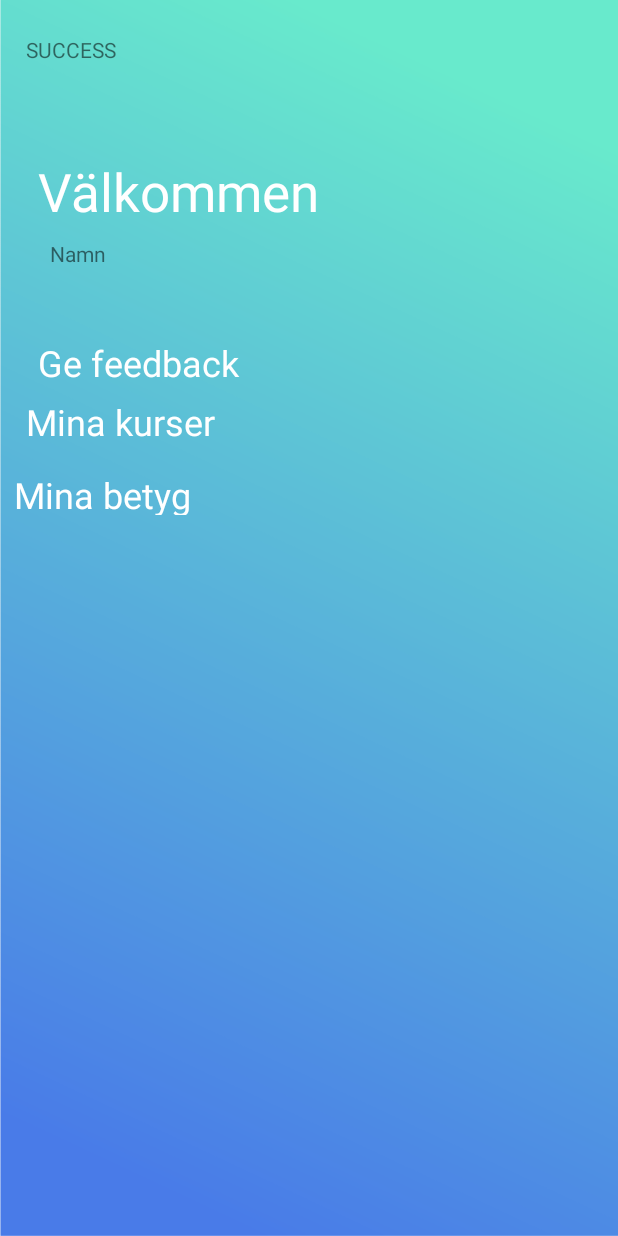
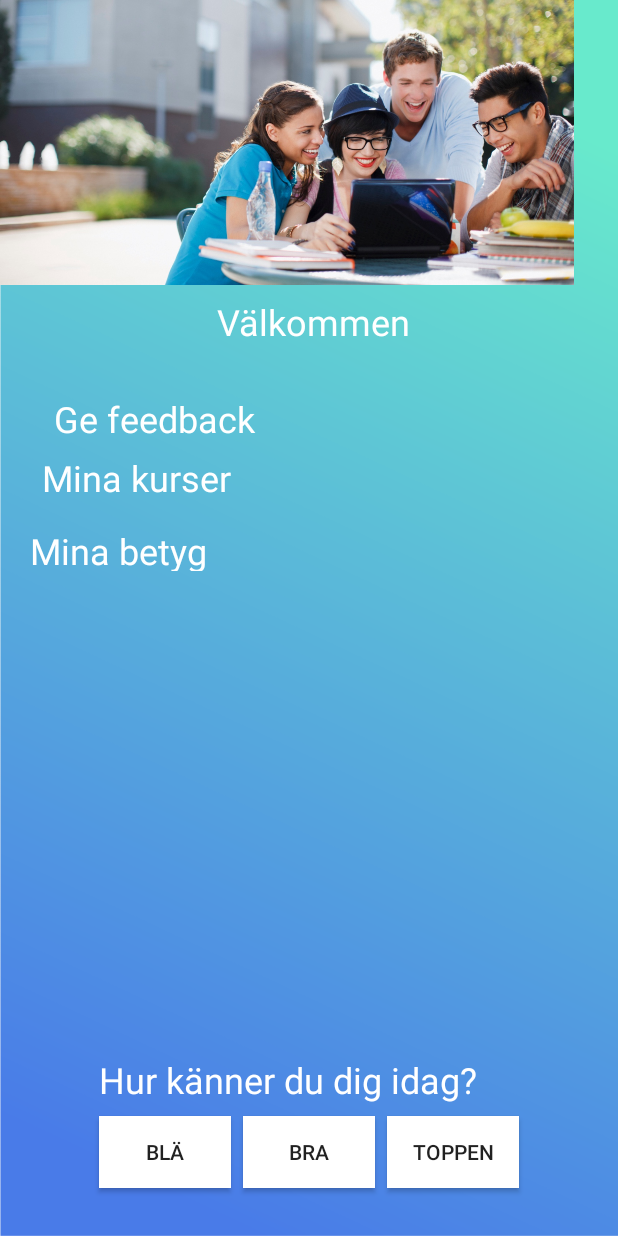
Before and after one commit to NewtonYrkeshogskola/da_scrummerz, an Android app: the screen it shows after launch once a user with an empty profile is signed in (signedInStart), on a phone screen of 412 x 824 dp. Run offline under Robolectric (Android 15) with nearby library versions, the phone set to English and light mode, and no system bars; our stand-ins replace Firebase (no records; nobody signed in at launch, a user with empty details on screens opened directly); 1 statement that could not run was skipped.

Commit message:
Major layout changes, added mood controller

```diff
--- a/Android/Scrummerz/app/src/main/java/se/newton/scrummerz/MainActivity.java
+++ b/Android/Scrummerz/app/src/main/java/se/newton/scrummerz/MainActivity.java
@@ -55,3 +55,6 @@ public class MainActivity extends AppCompatActivity {
         }
     }
 }
+
+
+//TODO: Bättre felhantering vid inloggningsproblem (t.ex. ingen internetanslutning)
--- a/Android/Scrummerz/app/src/main/java/se/newton/scrummerz/login.java
+++ b/Android/Scrummerz/app/src/main/java/se/newton/scrummerz/login.java
@@ -23,12 +23,6 @@ public class login extends AppCompatActivity {
     private FirebaseAuth mAuth;
     private FirebaseAuth.AuthStateListener mAuthListener;
     private String email, password;
-
-    // TODO: Butterknife fungerar inte än, vi får kika mer på det
-    //@BindView(R.id.emailField)      EditText emailField;
-    //@BindView(R.id.passwordField)   EditText passwordField;
-    //@BindView(R.id.loginBtn)        Button loginBtn;
-    //@BindView(R.id.mStatusTextView) TextView mStatusTextView;
 
     Button loginBtn;
     EditText emailField, passwordField;
--- a/Android/Scrummerz/app/src/main/java/se/newton/scrummerz/signedInStart.java
+++ b/Android/Scrummerz/app/src/main/java/se/newton/scrummerz/signedInStart.java
@@ -7,6 +7,7 @@ import android.os.Bundle;
 import android.preference.PreferenceManager;
 import android.support.v7.app.AppCompatActivity;
 import android.view.View;
+import android.widget.Button;
 import android.widget.TextView;
 
 import com.google.firebase.auth.FirebaseAuth;
@@ -16,6 +17,10 @@ import com.google.firebase.database.DatabaseError;
 import com.google.firebase.database.DatabaseReference;
 import com.google.firebase.database.FirebaseDatabase;
 import com.google.firebase.database.ValueEventListener;
+
+import java.text.SimpleDateFormat;
+import java.util.Date;
+import java.util.Locale;
 
 import se.newton.scrummerz.model.Student;
 
@@ -41,7 +46,7 @@ public class signedInStart extends AppCompatActivity {
 
 
 
-        nameTextView = (TextView) findViewById(R.id.nameTextView);
+        nameTextView = (TextView) findViewById(R.id.welcome);
         TextView coursesTextView = (TextView) findViewById(R.id.myCoursesTextView);
 
         coursesTextView.setOnClickListener(new View.OnClickListener() {
@@ -53,6 +58,35 @@ public class signedInStart extends AppCompatActivity {
             }
         });
 
+        Button minus = (Button) findViewById(R.id.minus);
+        Button neutral = (Button) findViewById(R.id.neutral);
+        Button plus = (Button) findViewById(R.id.plus);
+
+        SimpleDateFormat sdf = new SimpleDateFormat("yyyyMMdd", Locale.getDefault());
+        String currentDate = sdf.format(new Date());
+        String classRef = studentInfo.getString("studentClass", "");
+        final DatabaseReference dateData = mRoot.child("feelings").child(classRef).child(currentDate).child(uid);
+
+        minus.setOnClickListener(new View.OnClickListener() {
+            @Override
+            public void onClick(View v) {
+                dateData.setValue(-1);
+            }
+        });
+
+        neutral.setOnClickListener(new View.OnClickListener() {
+            @Override
+            public void onClick(View v) {
+                dateData.setValue(0);
+            }
+        });
+
+        plus.setOnClickListener(new View.OnClickListener() {
+            @Override
+            public void onClick(View v) {
+                dateData.setValue(1);
+            }
+        });
     }
 
     @Override
@@ -66,7 +100,7 @@ public class signedInStart extends AppCompatActivity {
             public void onDataChange(DataSnapshot dataSnapshot) {
 
                 student = dataSnapshot.getValue(Student.class);
-                nameTextView.setText(student.getName());
+                nameTextView.setText("Välkommen " + student.getName());
             }
 
             @Override
--- a/Android/Scrummerz/app/src/main/res/layout/activity_signed_in_start.xml
+++ b/Android/Scrummerz/app/src/main/res/layout/activity_signed_in_start.xml
@@ -6,22 +6,6 @@
     android:layout_height="match_parent"
     android:background="@drawable/bglogin"
     tools:context="se.newton.scrummerz.signedInStart">
-
-    <TextView
-        android:id="@+id/textView2"
-        android:layout_width="wrap_content"
-        android:layout_height="wrap_content"
-        android:text="SUCCESS"
-        app:layout_constraintBottom_toBottomOf="parent"
-        app:layout_constraintLeft_toLeftOf="parent"
-        app:layout_constraintRight_toRightOf="parent"
-        app:layout_constraintTop_toTopOf="parent"
-        tools:layout_constraintBottom_creator="1"
-        tools:layout_constraintLeft_creator="1"
-        tools:layout_constraintRight_creator="1"
-        tools:layout_constraintTop_creator="1"
-        app:layout_constraintHorizontal_bias="0.049"
-        app:layout_constraintVertical_bias="0.029" />
 
     <TextView
         android:id="@+id/myGradesTextView"
@@ -42,10 +26,10 @@
         android:text="Ge feedback"
         android:textColor="@color/common_google_signin_btn_text_dark_default"
         android:textSize="24sp"
-        android:layout_marginLeft="0dp"
-        app:layout_constraintLeft_toLeftOf="@+id/textView4"
-        android:layout_marginTop="8dp"
-        app:layout_constraintTop_toBottomOf="@+id/nameTextView" />
+        android:layout_marginLeft="8dp"
+        app:layout_constraintLeft_toLeftOf="@+id/welcome"
+        android:layout_marginTop="32dp"
+        app:layout_constraintTop_toBottomOf="@+id/welcome" />
 
     <TextView
         android:id="@+id/myCoursesTextView"
@@ -61,25 +45,91 @@
         app:layout_constraintTop_toBottomOf="@+id/feedbackTextView" />
 
     <TextView
-        android:id="@+id/textView4"
+        android:id="@+id/welcome"
+        android:layout_width="361dp"
+        android:layout_height="0dp"
+        android:layout_marginLeft="8dp"
+        android:layout_marginRight="8dp"
+        android:layout_marginTop="8dp"
+        android:text="Välkommen"
+        android:textAlignment="center"
+        android:textColor="@color/common_google_signin_btn_text_dark_default"
+        android:textSize="24sp"
+        app:layout_constraintLeft_toLeftOf="parent"
+        app:layout_constraintRight_toRightOf="parent"
+        app:layout_constraintTop_toBottomOf="@+id/imageView"
+        app:layout_constraintHorizontal_bias="0.571" />
+
+    <Button
+        android:id="@+id/minus"
         android:layout_width="wrap_content"
         android:layout_height="wrap_content"
+        android:layout_marginBottom="0dp"
+        android:layout_marginLeft="55dp"
+        android:layout_marginRight="8dp"
+        android:layout_marginTop="8dp"
+        android:background="@android:color/background_light"
+        android:text="Blä"
+        app:layout_constraintBottom_toBottomOf="@+id/neutral"
+        app:layout_constraintHorizontal_bias="1.0"
+        app:layout_constraintLeft_toLeftOf="parent"
+        app:layout_constraintRight_toLeftOf="@+id/neutral"
+        app:layout_constraintTop_toTopOf="@+id/neutral"
+        app:layout_constraintVertical_bias="1.0" />
+
+    <Button
+        android:id="@+id/neutral"
+        android:layout_width="wrap_content"
+        android:layout_height="wrap_content"
+        android:layout_marginBottom="32dp"
         android:layout_marginLeft="8dp"
-        android:layout_marginTop="61dp"
-        android:text="Välkommen"
-        android:textColor="@color/common_google_signin_btn_text_dark_default"
-        android:textSize="35sp"
-        app:layout_constraintLeft_toLeftOf="@+id/textView2"
-        app:layout_constraintTop_toBottomOf="@+id/textView2" />
+        android:layout_marginRight="8dp"
+        android:background="@android:color/background_light"
+        android:text="Bra"
+        app:layout_constraintBottom_toBottomOf="parent"
+        app:layout_constraintLeft_toLeftOf="parent"
+        app:layout_constraintRight_toRightOf="parent" />
+
+    <Button
+        android:id="@+id/plus"
+        android:layout_width="wrap_content"
+        android:layout_height="wrap_content"
+        android:layout_marginBottom="0dp"
+        android:layout_marginLeft="8dp"
+        android:layout_marginRight="8dp"
+        android:layout_marginTop="8dp"
+        android:background="@android:color/background_light"
+        android:text="Toppen"
+        app:layout_constraintBottom_toBottomOf="@+id/neutral"
+        app:layout_constraintHorizontal_bias="0.0"
+        app:layout_constraintLeft_toRightOf="@+id/neutral"
+        app:layout_constraintRight_toRightOf="parent"
+        app:layout_constraintTop_toTopOf="@+id/neutral"
+        app:layout_constraintVertical_bias="1.0" />
 
     <TextView
-        android:id="@+id/nameTextView"
-        android:layout_width="332dp"
-        android:layout_height="58dp"
-        android:layout_marginLeft="8dp"
-        android:text="Namn"
-        app:layout_constraintLeft_toLeftOf="@+id/textView4"
-        android:layout_marginTop="8dp"
-        app:layout_constraintTop_toBottomOf="@+id/textView4" />
+        android:id="@+id/textView5"
+        android:layout_width="wrap_content"
+        android:layout_height="wrap_content"
+        android:layout_marginBottom="8dp"
+        android:layout_marginLeft="0dp"
+        android:text="Hur känner du dig idag?"
+        android:textColor="@android:color/white"
+        android:textSize="24sp"
+        app:layout_constraintBottom_toTopOf="@+id/minus"
+        app:layout_constraintLeft_toLeftOf="@+id/minus" />
+
+    <ImageView
+        android:id="@+id/imageView"
+        android:layout_width="0dp"
+        android:layout_height="190dp"
+        android:layout_marginLeft="0dp"
+        android:layout_marginRight="0dp"
+        android:layout_marginTop="0dp"
+        android:scaleType="fitStart"
+        app:layout_constraintLeft_toLeftOf="parent"
+        app:layout_constraintRight_toRightOf="parent"
+        app:layout_constraintTop_toTopOf="parent"
+        app:srcCompat="@drawable/students" />
 
 </android.support.constraint.ConstraintLayout>
```
Also changed, not shown: Android/Scrummerz/app/src/main/java/se/newton/scrummerz/activity_courses.java (+22 -0 lines), Android/Scrummerz/app/src/main/res/layout/activity_course_info.xml (+41 -20 lines), Android/Scrummerz/app/src/main/res/layout/item_courses.xml (+4 -5 lines), Android/Scrummerz/app/src/main/res/layout/item_courses_content.xml (+10 -5 lines), Android/Scrummerz/app/src/main/res/drawable/book.jpeg (added), Android/Scrummerz/app/src/main/res/drawable/finished.png (added), Android/Scrummerz/app/src/main/res/drawable/future.png (added), Android/Scrummerz/app/src/main/res/drawable/ongoing.png (added), Android/Scrummerz/app/src/main/res/drawable/students.jpeg (added), 1 other file.
